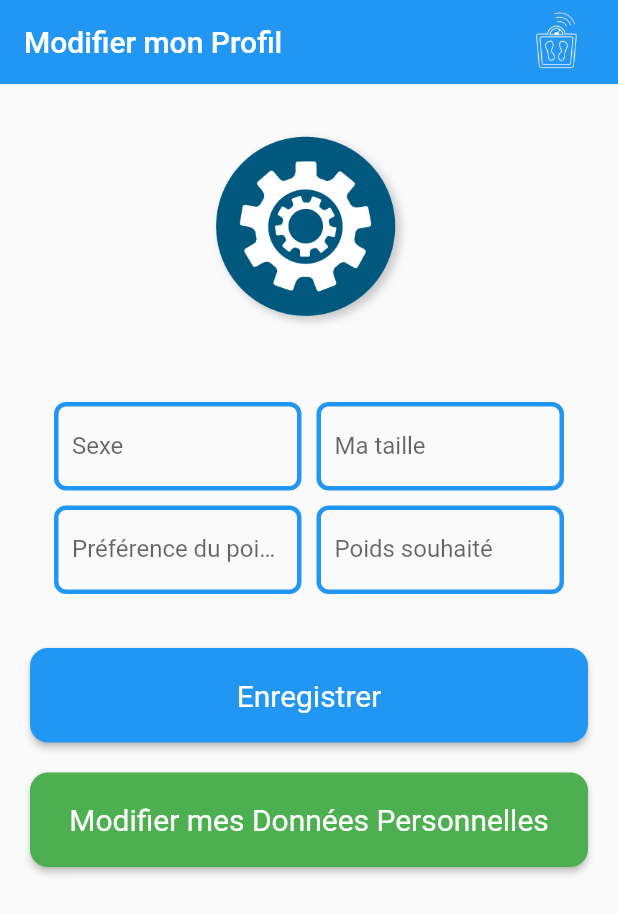
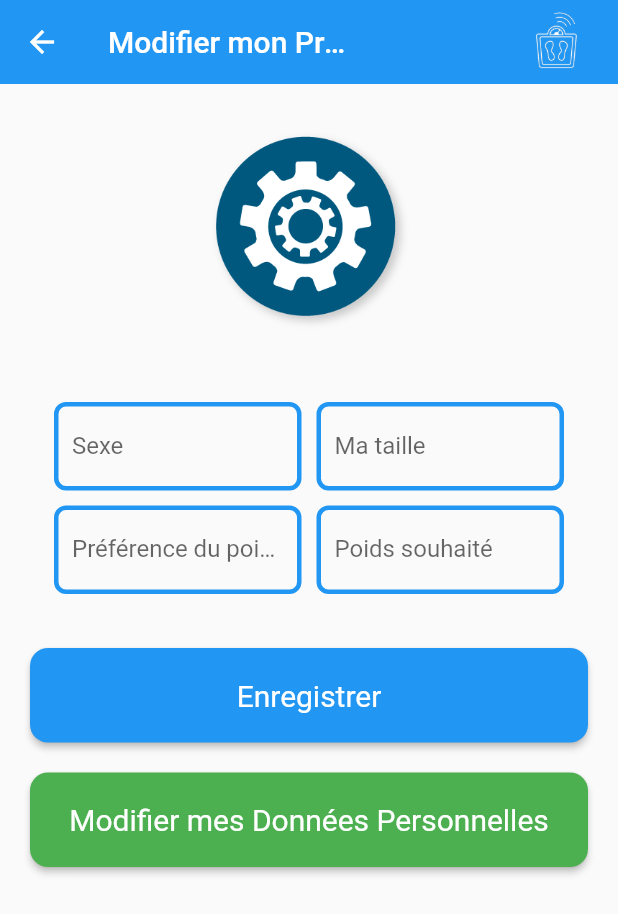
Before and after one commit to BalanceTonPoids/flutter, a Flutter app: the EditProfilePage screen opened directly, on a phone screen of 412 x 824 dp. Shown: the top 914 px of the screen. Run offline on Flutter 3.47's test engine with Material 2 defaults, Android fonts, the phone set to English and light mode, and no system bars; our stand-ins replace adaptive_theme, flutter_spinkit, persistent_bottom_nav_bar.

Commit message:
page modifier profile + home modifier btn

```diff
--- a/lib/main.dart
+++ b/lib/main.dart
@@ -6,7 +6,7 @@ import './pages/welcome.dart';
 import 'pages/home.dart';
 import './theme/theme_manager.dart';
 import 'package:persistent_bottom_nav_bar/persistent_tab_view.dart';
-
+import 'package:balancetonpoids/pages/modifier_profil.dart';
 void main() => runApp(const MyApp());
 
 ThemeManager _themeManager = ThemeManager();
@@ -49,7 +49,7 @@ class _MyAppState extends State<MyApp> {
         theme: theme,
         darkTheme: darkTheme,
         themeMode: ThemeMode.system,
-        home: const Welcome(),
+        home: const Home(),
       ),
     );
   }
--- a/lib/pages/home.dart
+++ b/lib/pages/home.dart
@@ -1,3 +1,4 @@
+import 'package:balancetonpoids/pages/modifier_profil.dart';
 import 'package:balancetonpoids/pages/profile.dart';
 import 'package:balancetonpoids/pages/weight.dart';
 import 'package:flutter/material.dart';
@@ -27,7 +28,7 @@ class _HomeState extends State<Home> {
           ),
           Container(
             padding: const EdgeInsets.all(20),
-            child: buttonCard("Modifier mon profil", "Renseignez ma taille, mes objectifs, etc.", Colors.blue, true, context, const Profile()),
+            child: buttonCard("Modifier mon profil", "Renseignez ma taille, mes objectifs, etc.", Colors.blue, true, context, const EditProfilePage()),
           ),
           Padding(
             padding: const EdgeInsets.only(top: 20, bottom: 20, left: 10, right: 10),
--- a/lib/pages/modifier_profil.dart
+++ b/lib/pages/modifier_profil.dart
@@ -8,7 +8,7 @@ class EditProfilePage extends StatelessWidget {
   @override
   Widget build(BuildContext context) {
     return Scaffold(
-      appBar: appBar('Modifier mon Profil', false, context),
+      appBar: appBar('Modifier mon Profil', true, context),
       body: SingleChildScrollView(
         padding: const EdgeInsets.all(20.0),
         child: Column(
```
